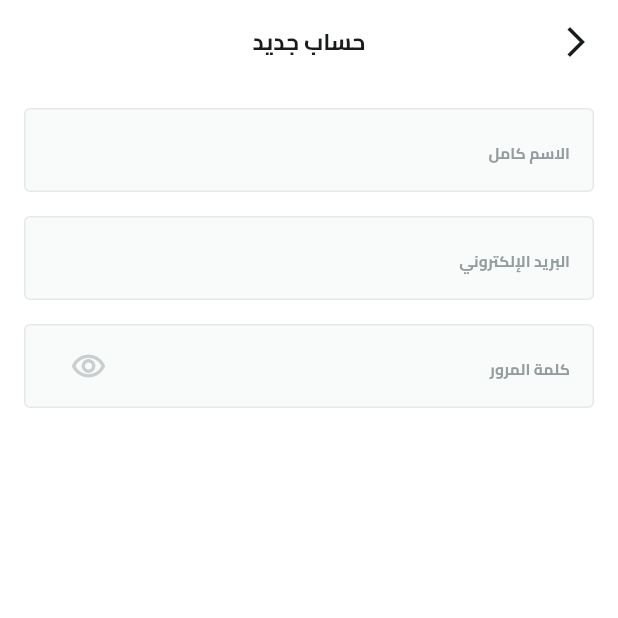
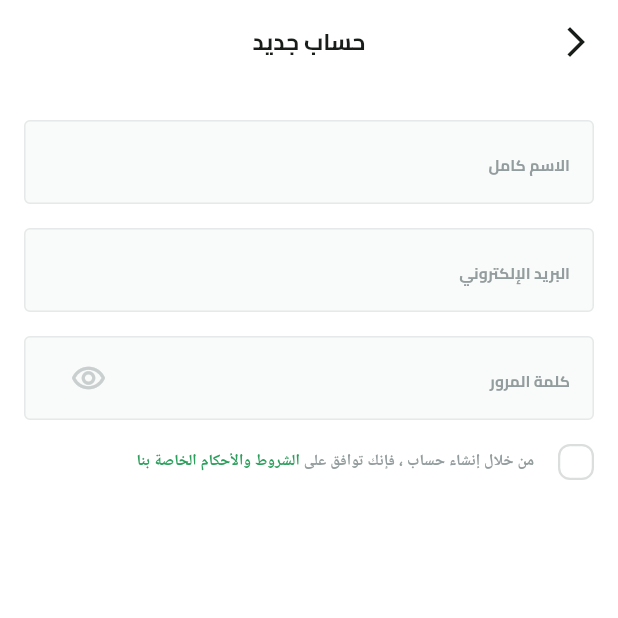
Before and after one commit to mohamed-abdellsalam/Fruits-E-commerce-, a Flutter app: the SignupView screen opened by its route, on a phone screen of 412 x 824 dp, the top half of it. Run offline on Flutter 3.47's test engine with Material 3 defaults, Android fonts, the phone set to English and light mode, and no system bars; our stand-ins replace dots_indicator, flutter_svg, shared_preferences; accounts and stored records are empty.

Commit message:
feat: add TermsAndConditionsWidget and CustomCheckBox; update SignupViewBody layout and integrate terms acceptance

```diff
--- a/lib/core/utils/app_colors.dart
+++ b/lib/core/utils/app_colors.dart
@@ -3,5 +3,6 @@ import 'package:flutter/material.dart';
 abstract class AppColors {
   static const Color primaryColor = Color(0xff1f5e3b);
   static const Color lightPrimaryColor = Color(0xff2d9f5d);
+
   static const Color secondryColor = Color(0xfff4a91f);
 }
--- /dev/null
+++ b/lib/features/auth/presentation/views/widgets/custom_check_box.dart
@@ -0,0 +1,40 @@
+import 'package:flutter/material.dart';
+import 'package:flutter_svg/flutter_svg.dart';
+import 'package:fruits_hub/core/utils/app_colors.dart';
+import 'package:fruits_hub/core/utils/app_images.dart';
+
+class CustomCheckBox extends StatelessWidget {
+  const CustomCheckBox(
+      {super.key, required this.isChecked, required this.onChanged});
+  final bool isChecked;
+  final ValueChanged<bool> onChanged;
+  @override
+  Widget build(BuildContext context) {
+    return GestureDetector(
+      onTap: () {
+        onChanged(!isChecked);
+      },
+      child: AnimatedContainer(
+        width: 24,
+        height: 24,
+        duration: const Duration(milliseconds: 100),
+        decoration: ShapeDecoration(
+          color: isChecked ? AppColors.primaryColor : Colors.white,
+          shape: RoundedRectangleBorder(
+            side: BorderSide(
+              width: 1.50,
+              color: isChecked ? Colors.transparent : const Color(0xFFdcdede),
+            ),
+            borderRadius: BorderRadius.circular(8),
+          ),
+        ),
+        child: isChecked
+            ? Padding(
+                padding: const EdgeInsets.all(2.0),
+                child: SvgPicture.asset(Assets.imagesCheck),
+              )
+            : const SizedBox(),
+      ),
+    );
+  }
+}
--- a/lib/features/auth/presentation/views/widgets/signup_view_body.dart
+++ b/lib/features/auth/presentation/views/widgets/signup_view_body.dart
@@ -1,6 +1,7 @@
 import 'package:flutter/material.dart';
 import 'package:fruits_hub/constants.dart';
 import 'package:fruits_hub/core/widgets/custom_text_field.dart';
+import 'package:fruits_hub/features/auth/presentation/views/widgets/terms_and_conditons_widget.dart';
 
 class SignupViewBody extends StatelessWidget {
   const SignupViewBody({super.key});
@@ -13,7 +14,7 @@ class SignupViewBody extends StatelessWidget {
         child: Column(
           children: [
             SizedBox(
-              height: 16,
+              height: 24,
             ),
             CustomFromTextField(
               hintText: 'الاسم كامل',
@@ -40,6 +41,10 @@ class SignupViewBody extends StatelessWidget {
               hintText: 'كلمة المرور',
               keyboardType: TextInputType.visiblePassword,
             ),
+            SizedBox(
+              height: 16,
+            ),
+            TermsAndConditionsWidget(),
           ],
         ),
       ),
--- /dev/null
+++ b/lib/features/auth/presentation/views/widgets/terms_and_conditons_widget.dart
@@ -0,0 +1,72 @@
+import 'package:flutter/material.dart';
+import 'package:fruits_hub/core/utils/app_colors.dart';
+import 'package:fruits_hub/core/utils/app_text_styles.dart';
+import 'package:fruits_hub/features/auth/presentation/views/widgets/custom_check_box.dart';
+
+class TermsAndConditionsWidget extends StatefulWidget {
+  const TermsAndConditionsWidget({super.key});
+
+  @override
+  State<TermsAndConditionsWidget> createState() =>
+      _TermsAndConditionsWidgetState();
+}
+
+class _TermsAndConditionsWidgetState extends State<TermsAndConditionsWidget> {
+  bool isTermsAcepted = false;
+  @override
+  Widget build(BuildContext context) {
+    return Row(
+      children: [
+        CustomCheckBox(
+          isChecked: isTermsAcepted,
+          onChanged: (value) {
+            isTermsAcepted = value;
+            setState(() {});
+          },
+        ),
+        const SizedBox(
+          width: 16,
+        ),
+        Text.rich(
+          TextSpan(
+            children: [
+              TextSpan(
+                text: 'من خلال إنشاء حساب ، فإنك توافق على ',
+                style: TextStyles.semiBold13(context).copyWith(
+                  color: const Color(0xFF949D9E),
+                ),
+              ),
+              TextSpan(
+                text: 'الشروط والأحكام',
+                style: TextStyles.semiBold13(context).copyWith(
+                  color: AppColors.lightPrimaryColor,
+                ),
+              ),
+              TextSpan(
+                text: ' ',
+                style: TextStyles.semiBold13(context),
+              ),
+              TextSpan(
+                text: 'الخاصة',
+                style: TextStyles.semiBold13(context).copyWith(
+                  color: AppColors.lightPrimaryColor,
+                ),
+              ),
+              TextSpan(
+                text: ' ',
+                style: TextStyles.semiBold13(context),
+              ),
+              TextSpan(
+                text: 'بنا',
+                style: TextStyles.semiBold13(context).copyWith(
+                  color: AppColors.lightPrimaryColor,
+                ),
+              ),
+            ],
+          ),
+          textAlign: TextAlign.right,
+        ),
+      ],
+    );
+  }
+}
```
